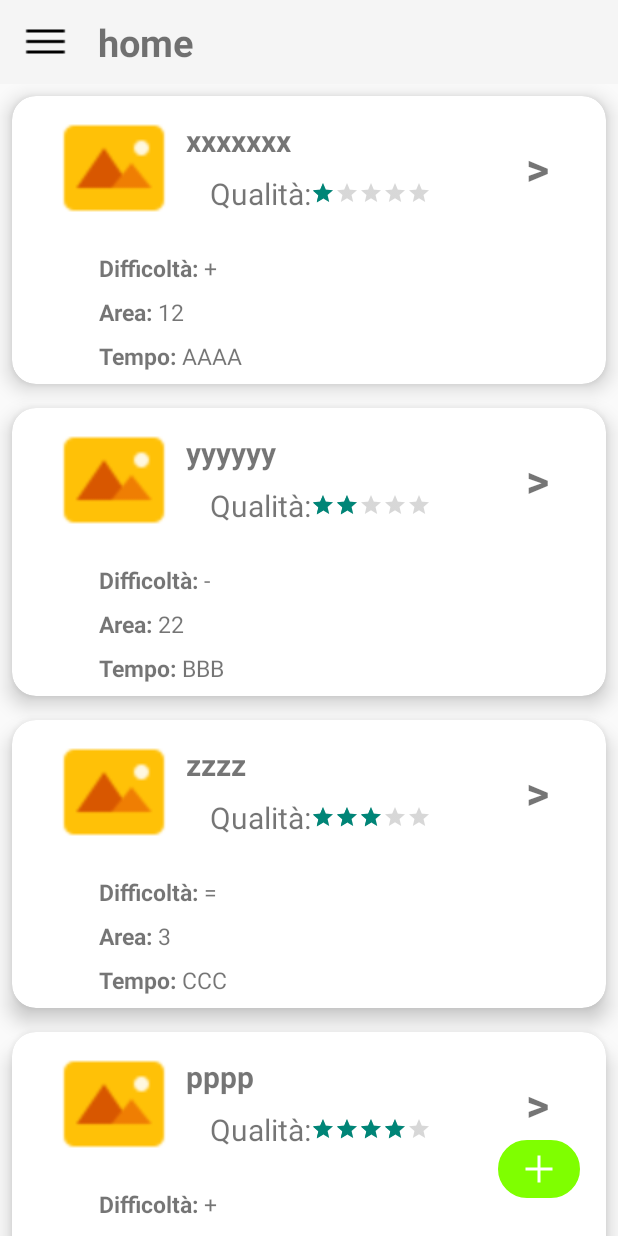
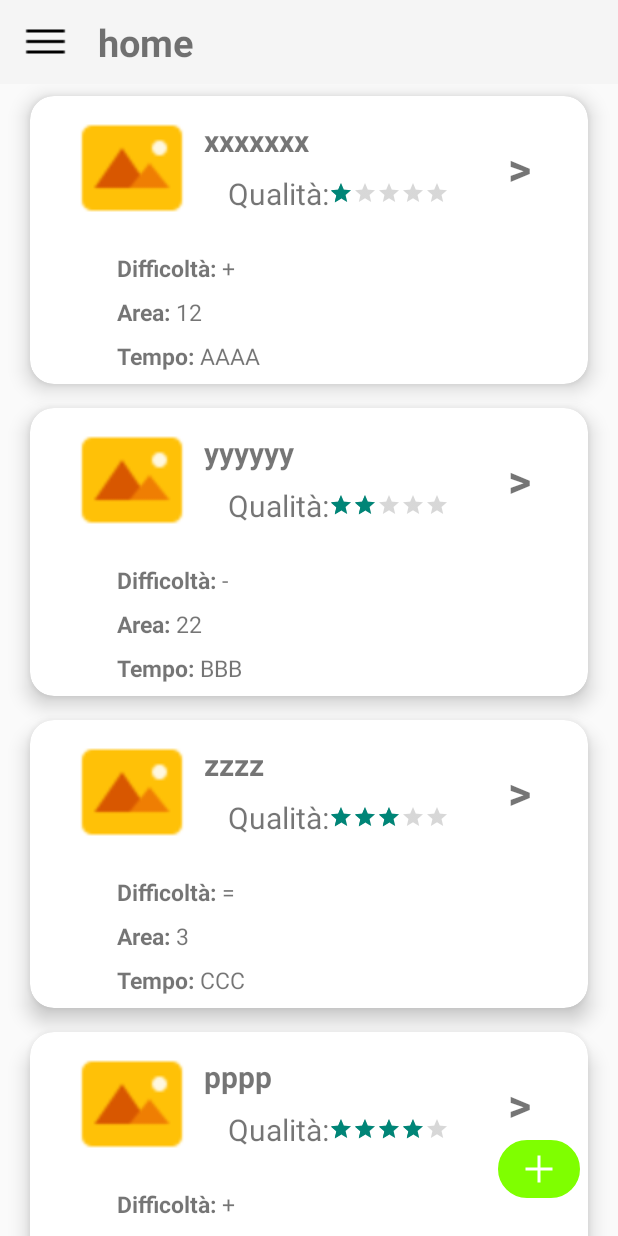
Before and after one commit to Franck024/INGSW_NaTour21, an Android app: the HomeFragment screen opened directly, with no data from a screen before it, on a phone screen of 412 x 824 dp. Run offline under Robolectric (Android 15) with nearby library versions, the phone set to English and light mode, and no system bars; our stand-ins replace navigation-ui.

Commit message:
Update list_item.xml
Miglioramenti grafici

```diff
--- a/3_CodiceSorgente/IngSW_NaTour21/app/src/main/res/layout/list_item.xml
+++ b/3_CodiceSorgente/IngSW_NaTour21/app/src/main/res/layout/list_item.xml
@@ -3,7 +3,8 @@
     android:layout_width="match_parent"
     android:layout_height="wrap_content"
     xmlns:app="http://schemas.android.com/apk/res-auto"
-    android:layout_margin="8dp"
+    android:layout_marginHorizontal="20dp"
+    android:layout_marginVertical="8dp"
     app:cardCornerRadius="16dp"
     app:cardElevation="8dp">
 
```
